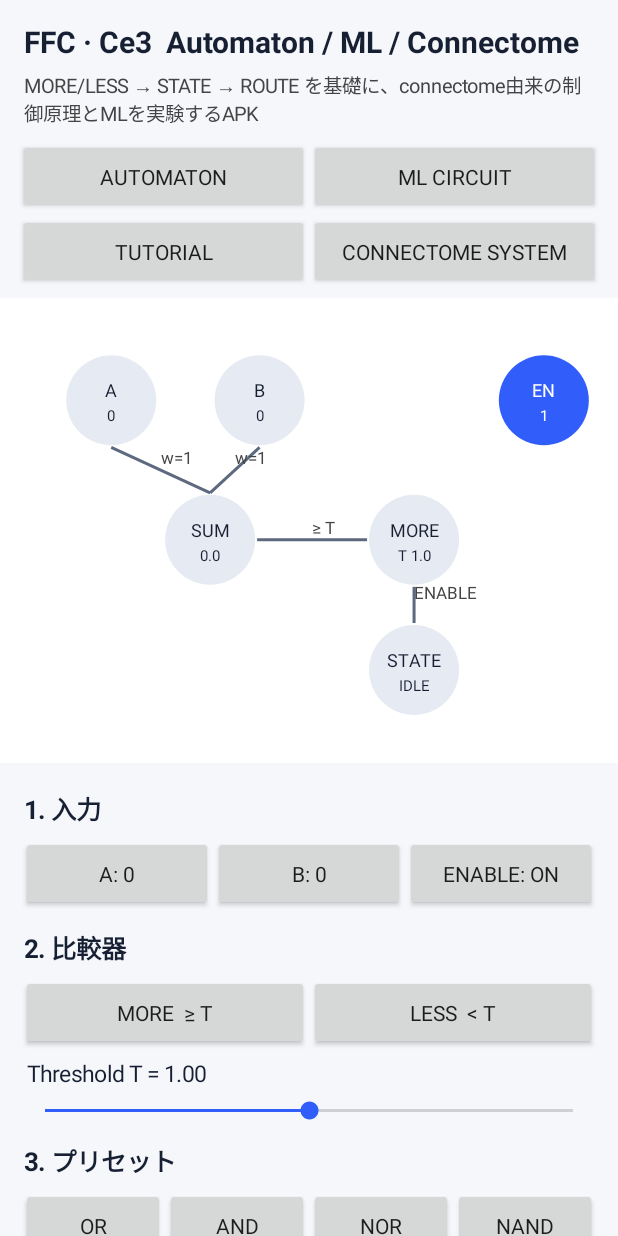
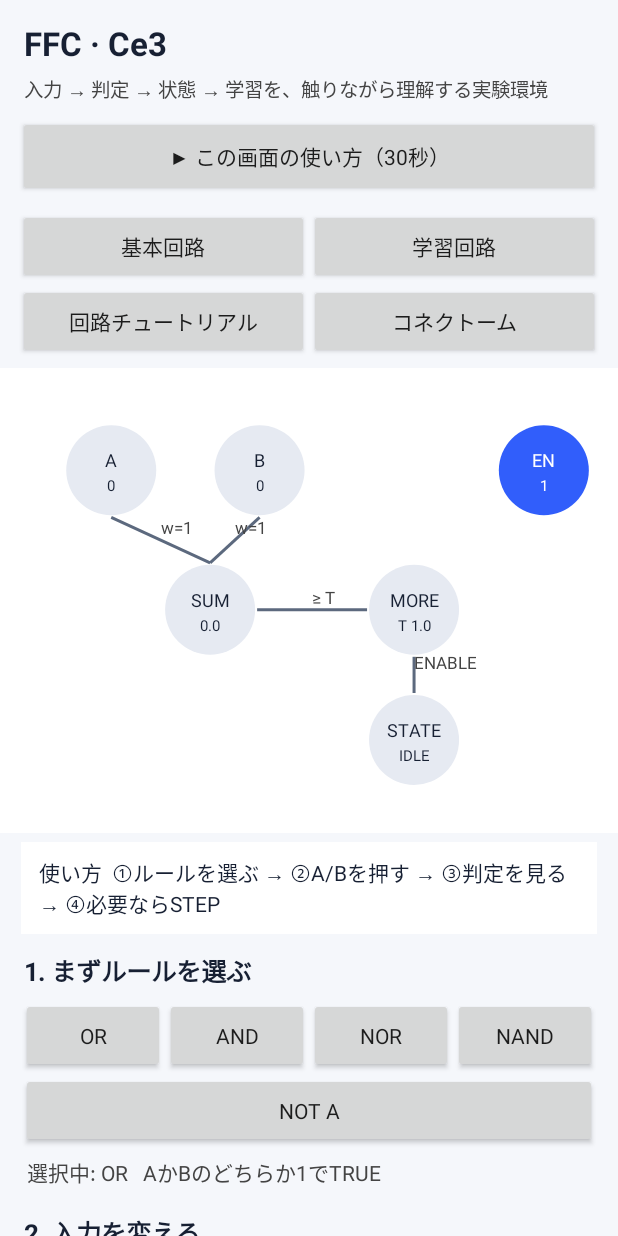
Before and after one commit to kobayashi-cyder/FFC-FlyFromCodex, an Android app: the screen it shows after launch (MainActivity), on a phone screen of 412 x 824 dp. Run offline under Robolectric (Android 15) with nearby library versions, the light colour scheme and no system bars.

Commit message:
Make Ce3 basic screen guided and intuitive

```diff
--- a/ce3-android/app/src/main/java/dev/ffc/ce3/MainActivity.java
+++ b/ce3-android/app/src/main/java/dev/ffc/ce3/MainActivity.java
@@ -63,28 +63,35 @@ public class MainActivity extends Activity {
         root.setOrientation(LinearLayout.VERTICAL);
         root.setBackgroundColor(Color.rgb(245,247,251));
 
-        TextView title = tv("FFC · Ce3  Automaton / ML / Connectome", 20);
+        TextView title = tv("FFC · Ce3", 22);
         title.setTypeface(null, android.graphics.Typeface.BOLD);
         title.setPadding(dp(16),dp(14),dp(16),dp(6));
         root.addView(title);
 
-        TextView sub = tv("MORE/LESS → STATE → ROUTE を基礎に、connectome由来の制御原理とMLを実験するAPK", 13);
+        TextView sub = tv("入力 → 判定 → 状態 → 学習を、触りながら理解する実験環境", 13);
         sub.setTextColor(Color.DKGRAY);
         sub.setPadding(dp(16),0,dp(16),dp(8));
         root.addView(sub);
 
+        Button guide = btn("▶ この画面の使い方（30秒）");
+        guide.setOnClickListener(v -> startActivity(new Intent(this, QuickStartActivity.class)));
+        LinearLayout.LayoutParams guideLp = new LinearLayout.LayoutParams(
+                ViewGroup.LayoutParams.MATCH_PARENT, dp(54));
+        guideLp.setMargins(dp(12),0,dp(12),dp(8));
+        root.addView(guide, guideLp);
+
         LinearLayout tabs1 = new LinearLayout(this);
         tabs1.setPadding(dp(12),0,dp(12),0);
-        Button a = btn("AUTOMATON");
-        Button m = btn("ML CIRCUIT");
+        Button a = btn("基本回路");
+        Button m = btn("学習回路");
         tabs1.addView(a, new LinearLayout.LayoutParams(0, dp(50), 1));
         tabs1.addView(m, new LinearLayout.LayoutParams(0, dp(50), 1));
         root.addView(tabs1);
 
         LinearLayout tabs2 = new LinearLayout(this);
         tabs2.setPadding(dp(12),0,dp(12),dp(6));
-        Button t = btn("TUTORIAL");
-        Button bio = btn("CONNECTOME SYSTEM");
+        Button t = btn("回路チュートリアル");
+        Button bio = btn("コネクトーム");
         tabs2.addView(t, new LinearLayout.LayoutParams(0, dp(50), 1));
         tabs2.addView(bio, new LinearLayout.LayoutParams(0, dp(50), 1));
         root.addView(tabs2);
@@ -136,60 +143,92 @@ public class MainActivity extends Activity {
     }
 
     private void buildAuto() {
-        addHeader("1. 入力");
-        addRowButtons(new String[]{"A: "+auto.a,"B: "+auto.b,"ENABLE: "+(auto.enable?"ON":"OFF")},
+        TextView flow=tv("使い方  ①ルールを選ぶ → ②A/Bを押す → ③判定を見る → ④必要ならSTEP",14);
+        flow.setBackgroundColor(Color.WHITE);
+        flow.setPadding(dp(12),dp(10),dp(12),dp(10));
+        controls.addView(flow);
+
+        addHeader("1. まずルールを選ぶ");
+        addRowButtons(new String[]{"OR","AND","NOR","NAND"}, new View.OnClickListener[]{
+                v->{auto.setPreset("OR");buildControls();},
+                v->{auto.setPreset("AND");buildControls();},
+                v->{auto.setPreset("NOR");buildControls();},
+                v->{auto.setPreset("NAND");buildControls();}
+        });
+        addRowButtons(new String[]{"NOT A"}, new View.OnClickListener[]{
+                v->{auto.setPreset("NOT A");buildControls();}
+        });
+
+        TextView presetInfo=tv("選択中: "+auto.preset+"   "+auto.presetMeaning(),14);
+        presetInfo.setTextColor(Color.DKGRAY);
+        controls.addView(presetInfo);
+
+        addHeader("2. 入力を変える");
+        addRowButtons(new String[]{"A = "+auto.a,"B = "+auto.b,"ENABLE = "+(auto.enable?"ON":"OFF")},
                 new View.OnClickListener[]{
                         v->{auto.a=1-auto.a;buildControls();},
                         v->{auto.b=1-auto.b;buildControls();},
                         v->{auto.enable=!auto.enable;buildControls();}
                 });
 
-        addHeader("2. 比較器");
+        addHeader("3. 判定を見る");
+        status=tv("",17);
+        status.setTypeface(null, android.graphics.Typeface.BOLD);
+        status.setBackgroundColor(Color.WHITE);
+        status.setPadding(dp(12),dp(12),dp(12),dp(12));
+        controls.addView(status);
+
+        TextView advanced=tv("詳細設定（仕組みを触りたい人向け）",14);
+        advanced.setTypeface(null, android.graphics.Typeface.BOLD);
+        controls.addView(advanced);
         addRowButtons(new String[]{"MORE  ≥ T","LESS  < T"}, new View.OnClickListener[]{
-                v->{auto.more=true;buildControls();},
-                v->{auto.more=false;buildControls();}
+                v->{auto.more=true;auto.preset="CUSTOM";buildControls();},
+                v->{auto.more=false;auto.preset="CUSTOM";buildControls();}
         });
-        TextView th=tv(String.format(Locale.US,"Threshold T = %.2f",auto.threshold),15);
+        TextView th=tv(String.format(Locale.US,"Threshold T = %.2f",auto.threshold),14);
         controls.addView(th);
-        SeekBar sb=new SeekBar(this); sb.setMax(200); sb.setProgress((int)(auto.threshold*100));
+        SeekBar sb=new SeekBar(this); sb.setMax(250); sb.setProgress((int)(auto.threshold*100));
         sb.setOnSeekBarChangeListener(new SeekBar.OnSeekBarChangeListener(){
-            public void onProgressChanged(SeekBar s,int p,boolean from){ auto.threshold=p/100f; th.setText(String.format(Locale.US,"Threshold T = %.2f",auto.threshold)); circuitView.invalidate(); refreshAutoText(); }
-            public void onStartTrackingTouch(SeekBar s){} public void onStopTrackingTouch(SeekBar s){}
+            public void onProgressChanged(SeekBar s,int p,boolean from){
+                auto.threshold=p/100f;
+                if(from) auto.preset="CUSTOM";
+                th.setText(String.format(Locale.US,"Threshold T = %.2f",auto.threshold));
+                circuitView.invalidate();
+                refreshAutoText();
+            }
+            public void onStartTrackingTouch(SeekBar s){}
+            public void onStopTrackingTouch(SeekBar s){buildControls();}
         });
         controls.addView(sb);
 
-        addHeader("3. プリセット");
-        addRowButtons(new String[]{"OR","AND","NOR","NAND"}, new View.OnClickListener[]{
-                v->{auto.more=true;auto.threshold=1f;buildControls();},
-                v->{auto.more=true;auto.threshold=2f;buildControls();},
-                v->{auto.more=false;auto.threshold=1f;buildControls();},
-                v->{auto.more=false;auto.threshold=2f;buildControls();}
-        });
-        addRowButtons(new String[]{"NOT A"}, new View.OnClickListener[]{
-                v->{auto.more=false;auto.threshold=1f;auto.b=0;buildControls();}
-        });
-
-        addHeader("4. オートマトン");
-        addRowButtons(new String[]{"STEP","RESET"}, new View.OnClickListener[]{
+        addHeader("4. STATEに記憶させる（必要なときだけ）");
+        TextView stateHelp=tv("MORE/LESSのTRUE/FALSEを見るだけならSTEP不要。STEPは現在の判定をSTATEへ反映します。",13);
+        stateHelp.setTextColor(Color.DKGRAY);
+        controls.addView(stateHelp);
+        addRowButtons(new String[]{"STEP","STATE RESET"}, new View.OnClickListener[]{
                 v->{auto.step(); refreshAutoText(); circuitView.invalidate();},
                 v->{auto.reset(); refreshAutoText(); circuitView.invalidate();}
         });
-        status=tv("",16); status.setTypeface(null, android.graphics.Typeface.BOLD); controls.addView(status);
-        detail=tv("",13); detail.setTextColor(Color.DKGRAY); controls.addView(detail);
+
+        detail=tv("",13);
+        detail.setTextColor(Color.DKGRAY);
+        detail.setBackgroundColor(Color.WHITE);
+        detail.setPadding(dp(12),dp(10),dp(12),dp(10));
+        controls.addView(detail);
         refreshAutoText();
-
-        addHeader("構造");
-        TextView note=tv("SUM = A + B。ENABLE=OFFなら状態遷移を遮断。MOREは上向き遷移、LESSは戻り遷移として使います。\nIDLE → ACTIVE → LOCKED は状態を保持するため、単なるif/switchより「履歴」を持ちます。",13);
-        note.setTextColor(Color.DKGRAY); controls.addView(note);
     }
 
     private void refreshAutoText() {
         if(status==null||mlMode)return;
         float s=auto.sum();
         boolean cmp=auto.more ? s>=auto.threshold : s<auto.threshold;
-        status.setText(String.format(Locale.US,"STATE = %s    SUM = %.2f    %s = %s",
-                auto.state,s,auto.more?"MORE":"LESS",cmp?"TRUE":"FALSE"));
-        detail.setText("Last: "+auto.last+"\nRule: "+auto.ruleText());
+        status.setText(String.format(Locale.US,
+                "%s 判定: %s\nA=%d + B=%d → SUM=%.0f\n%s %.2f → %s",
+                auto.preset, cmp?"TRUE":"FALSE", auto.a, auto.b, s,
+                auto.more?"MORE ≥":"LESS <", auto.threshold, cmp?"条件成立":"条件不成立"));
+        detail.setText("STATE = "+auto.state+"\n"+
+                "ENABLE = "+(auto.enable?"ON（STEPで状態変更可）":"OFF（STATEは固定）")+"\n"+
+                "直前のSTEP: "+auto.last);
     }
 
     private void buildMl() {
@@ -246,26 +285,50 @@ public class MainActivity extends Activity {
     }
 
     static class AutoCore {
-        int a=0,b=0; boolean enable=true,more=true; float threshold=1f;
-        String state="IDLE"; String last="ready";
+        int a=0,b=0;
+        boolean enable=true,more=true;
+        float threshold=1f;
+        String state="IDLE";
+        String last="まだSTEPしていません";
+        String preset="OR";
+
         float sum(){return a+b;}
-        void reset(){state="IDLE";last="reset";}
-        String ruleText(){
-            if(more) return "MORE: IDLE --(SUM≥T)→ ACTIVE --(SUM≥T+0.5)→ LOCKED";
-            return "LESS: LOCKED --(SUM<T)→ ACTIVE --(SUM<T)→ IDLE";
+        boolean result(){float s=sum();return more?s>=threshold:s<threshold;}
+
+        void setPreset(String p){
+            preset=p;
+            if("OR".equals(p)){more=true;threshold=1f;}
+            else if("AND".equals(p)){more=true;threshold=2f;}
+            else if("NOR".equals(p)){more=false;threshold=1f;}
+            else if("NAND".equals(p)){more=false;threshold=2f;}
+            else if("NOT A".equals(p)){more=false;threshold=1f;b=0;}
         }
+
+        String presetMeaning(){
+            if("OR".equals(preset)) return "AかBのどちらか1でTRUE";
+            if("AND".equals(preset)) return "AとBが両方1でTRUE";
+            if("NOR".equals(preset)) return "AとBが両方0でTRUE";
+            if("NAND".equals(preset)) return "AとBが両方1以外でTRUE";
+            if("NOT A".equals(preset)) return "A=0ならTRUE";
+            return "MORE/LESSと閾値を手動設定";
+        }
+
+        void reset(){state="IDLE";last="STATEをIDLEに戻しました";}
+
         void step(){
-            float s=sum();
-            if(!enable){last="ENABLE=OFF: transition blocked";return;}
-            if(more){
-                if(state.equals("IDLE") && s>=threshold){state="ACTIVE";last="MORE accepted: IDLE→ACTIVE";}
-                else if(state.equals("ACTIVE") && s>=threshold+0.5f){state="LOCKED";last="MORE accepted: ACTIVE→LOCKED";}
-                else last="MORE condition not sufficient: state held";
+            if(!enable){last="ENABLE=OFFのためSTATEは変化しません";return;}
+            boolean r=result();
+            String before=state;
+            if(r){
+                if("IDLE".equals(state)) state="ACTIVE";
+                else if("ACTIVE".equals(state)) state="LOCKED";
             }else{
-                if(state.equals("LOCKED") && s<threshold){state="ACTIVE";last="LESS accepted: LOCKED→ACTIVE";}
-                else if(state.equals("ACTIVE") && s<threshold){state="IDLE";last="LESS accepted: ACTIVE→IDLE";}
-                else last="LESS condition not sufficient: state held";
+                if("LOCKED".equals(state)) state="ACTIVE";
+                else if("ACTIVE".equals(state)) state="IDLE";
             }
+            last=before.equals(state)
+                    ? "判定によりSTATEを保持"
+                    : before+" → "+state;
         }
     }
 
```
